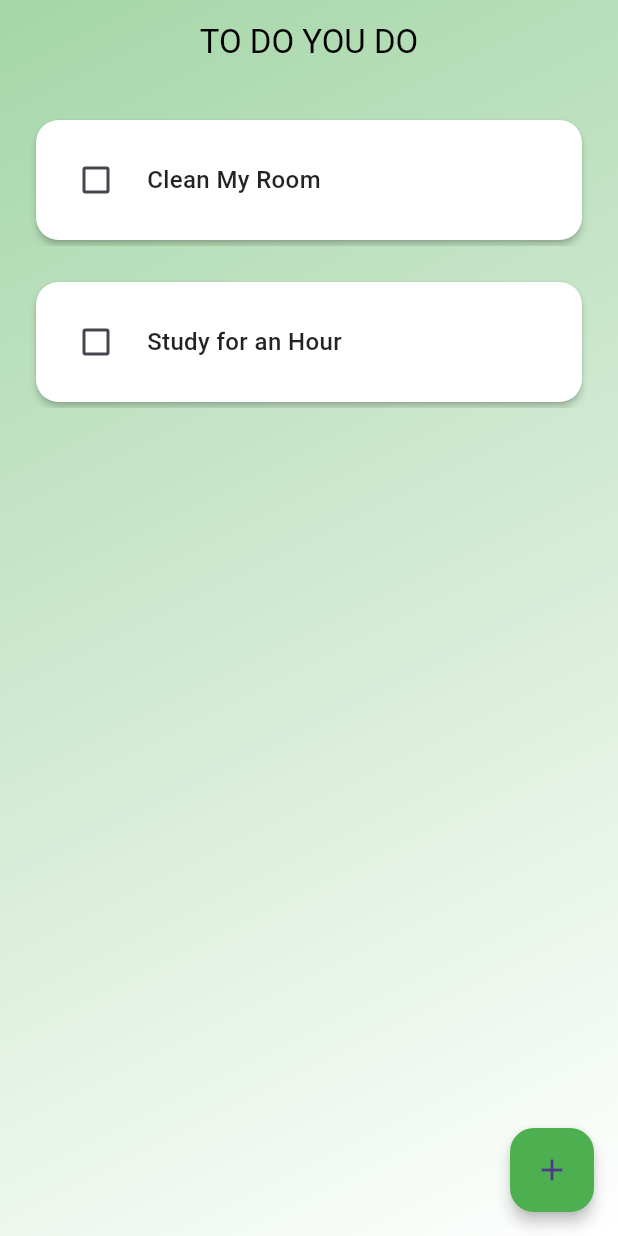
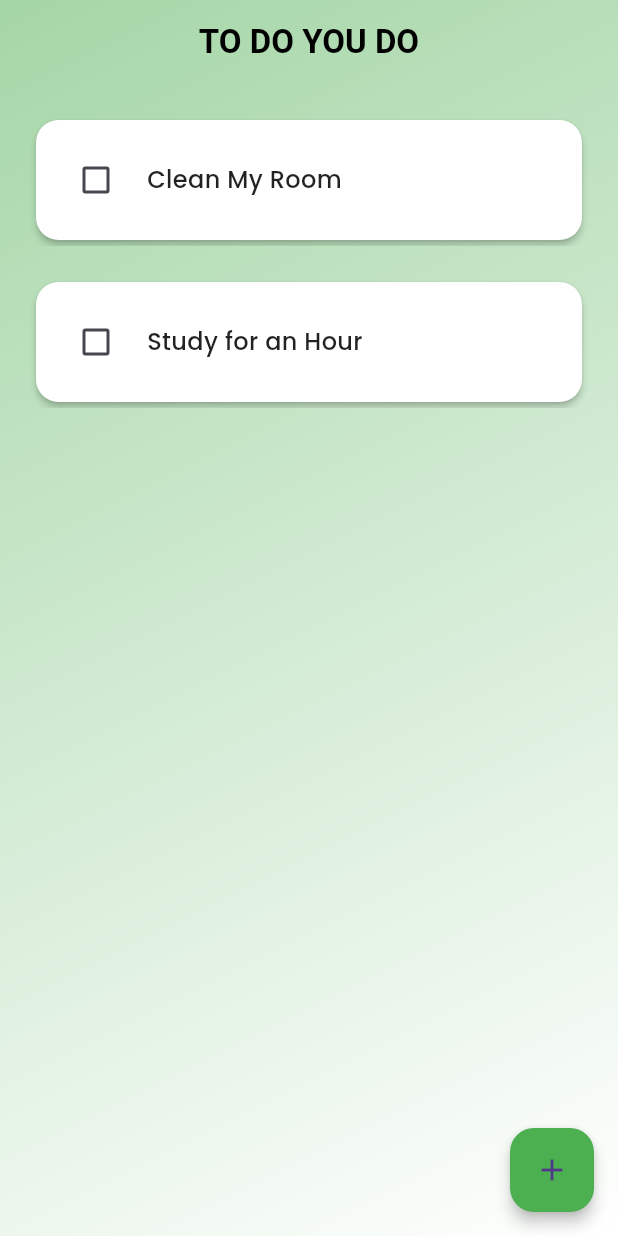
Before and after one commit to watch-r/ToDoYouDo, a Flutter app: the screen it shows after launch, on a phone screen of 412 x 824 dp. Run offline on Flutter 3.47's test engine with Material 3 defaults, Android fonts, the phone set to English and light mode, and no system bars; drawn by our look-alikes of flutter_slidable; our stand-ins replace google_fonts, hive_flutter; accounts and stored records are empty.

Commit message:
feat: integrate Google Fonts for improved typography and add task deletion functionality

```diff
--- a/lib/main.dart
+++ b/lib/main.dart
@@ -1,4 +1,5 @@
 import 'package:flutter/material.dart';
+import 'package:google_fonts/google_fonts.dart';
 import 'package:hive_flutter/adapters.dart';
 import 'package:todoyoudo/pages/homepage.dart';
 
@@ -16,7 +17,10 @@ class MainApp extends StatelessWidget {
     return MaterialApp(
       debugShowCheckedModeBanner: false,
       home: HomePage(),
-      theme: ThemeData(appBarTheme: AppBarTheme(centerTitle: true)),
+      theme: ThemeData(
+        appBarTheme: AppBarTheme(centerTitle: true),
+        textTheme: GoogleFonts.poppinsTextTheme(),
+      ),
     );
   }
 }
--- a/lib/pages/homepage.dart
+++ b/lib/pages/homepage.dart
@@ -1,4 +1,5 @@
 import 'package:flutter/material.dart';
+import 'package:google_fonts/google_fonts.dart';
 import 'package:hive_flutter/hive_flutter.dart';
 import 'package:todoyoudo/data/database.dart';
 
@@ -63,11 +64,33 @@ class _HomePageState extends State<HomePage> {
     );
   }
 
+  void deleteTask(int index) {
+    final removedItem = db.todoList[index];
+    setState(() {
+      db.todoList.removeAt(index);
+    });
+
+    _listKey.currentState?.removeItem(
+      index,
+      (context, animation) => TodoTile(
+        taskName: removedItem[0],
+        taskCompleted: removedItem[1],
+        onChanged: (value) {}, // No-op during deletion
+        deleteTask: (context) {}, // No-op during deletion
+      ),
+      duration: const Duration(milliseconds: 300),
+    );
+    db.updateData();
+  }
+
   @override
   Widget build(BuildContext context) {
     return Scaffold(
       appBar: AppBar(
-        title: Text("TO DO YOU DO"),
+        title: Text(
+          "TO DO YOU DO",
+          style: GoogleFonts.playwriteAr(fontWeight: FontWeight(600), fontSize: 22),
+        ),
         elevation: 0,
         backgroundColor: Colors.transparent,
         foregroundColor: Colors.black,
@@ -109,23 +132,4 @@ class _HomePageState extends State<HomePage> {
       ),
     );
   }
-
-  void deleteTask(int index) {
-    final removedItem = db.todoList[index];
-    setState(() {
-      db.todoList.removeAt(index);
-    });
-
-    _listKey.currentState?.removeItem(
-      index,
-      (context, animation) => TodoTile(
-        taskName: removedItem[0],
-        taskCompleted: removedItem[1],
-        onChanged: (value) {}, // No-op during deletion
-        deleteTask: (context) {}, // No-op during deletion
-      ),
-      duration: const Duration(milliseconds: 300),
-    );
-    db.updateData();
-  }
 }
--- a/pubspec.yaml
+++ b/pubspec.yaml
@@ -10,6 +10,7 @@ dependencies:
   flutter:
     sdk: flutter
   flutter_slidable: ^4.0.3
+  google_fonts: ^8.1.0
   hive: ^2.2.3
   hive_flutter: ^1.1.0
 
```
Also changed, not shown: pubspec.lock.
